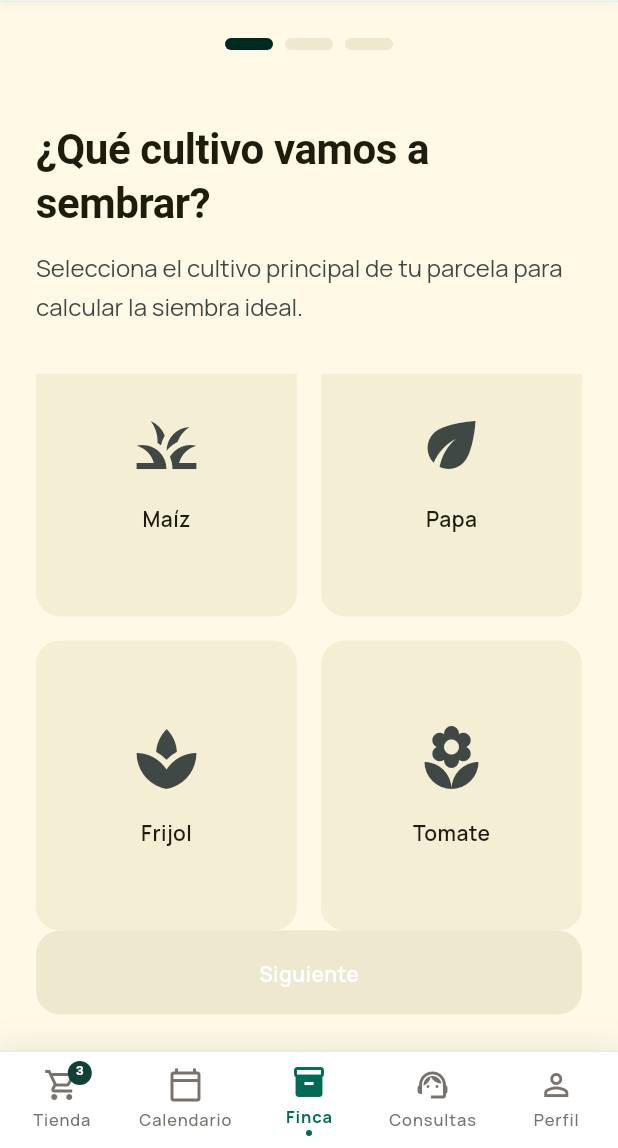
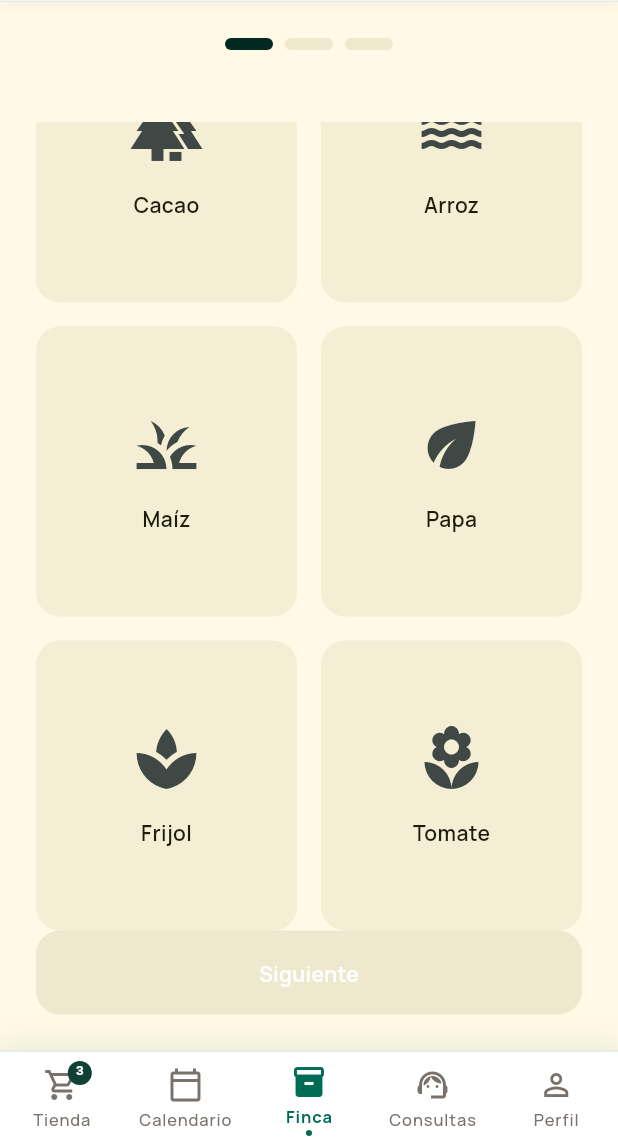
Before and after one commit to DiogoAlip/Brotech-front, a Flutter app: the screen it shows after launch, scrolled down 241 dp, on a phone screen of 412 x 824 dp, the part 88-1236 px from its top. Run offline on Flutter 3.47's test engine with Material 3 defaults, Android fonts, the phone set to English and light mode, and no system bars; our stand-ins replace flutter_riverpod, go_router, google_fonts; Roboto replaces fonts that are missing (Domine).

Commit message:
fix(farm): resolver bugs de layout y bottom overflow en las vistas del wizard

```diff
--- a/lib/features/farm/presentation/widgets/wizard/wizard_crop_step.dart
+++ b/lib/features/farm/presentation/widgets/wizard/wizard_crop_step.dart
@@ -26,6 +26,10 @@ class WizardCropStep extends ConsumerWidget {
     return Padding(
       padding: const EdgeInsets.all(24.0),
       child: Column(
+        children: [
+          Expanded(
+            child: SingleChildScrollView(
+              child: Column(
                 crossAxisAlignment: CrossAxisAlignment.start,
                 children: [
                   Text(
@@ -43,8 +47,9 @@ class WizardCropStep extends ConsumerWidget {
                     ),
                   ),
                   const SizedBox(height: 32),
-          Expanded(
-            child: GridView.builder(
+                  GridView.builder(
+                    shrinkWrap: true,
+                    physics: const NeverScrollableScrollPhysics(),
                     gridDelegate: const SliverGridDelegateWithFixedCrossAxisCount(
                       crossAxisCount: 2,
                       crossAxisSpacing: 16,
@@ -92,6 +97,10 @@ class WizardCropStep extends ConsumerWidget {
                       );
                     },
                   ),
+                  const SizedBox(height: 24),
+                ],
+              ),
+            ),
           ),
           SizedBox(
             width: double.infinity,
```
Also changed, not shown: lib/features/farm/presentation/widgets/wizard/wizard_date_step.dart (+9 -1 lines), lib/features/farm/presentation/widgets/wizard/wizard_soil_step.dart (+9 -1 lines). Lines whose indentation alone changed are shown as unchanged.
